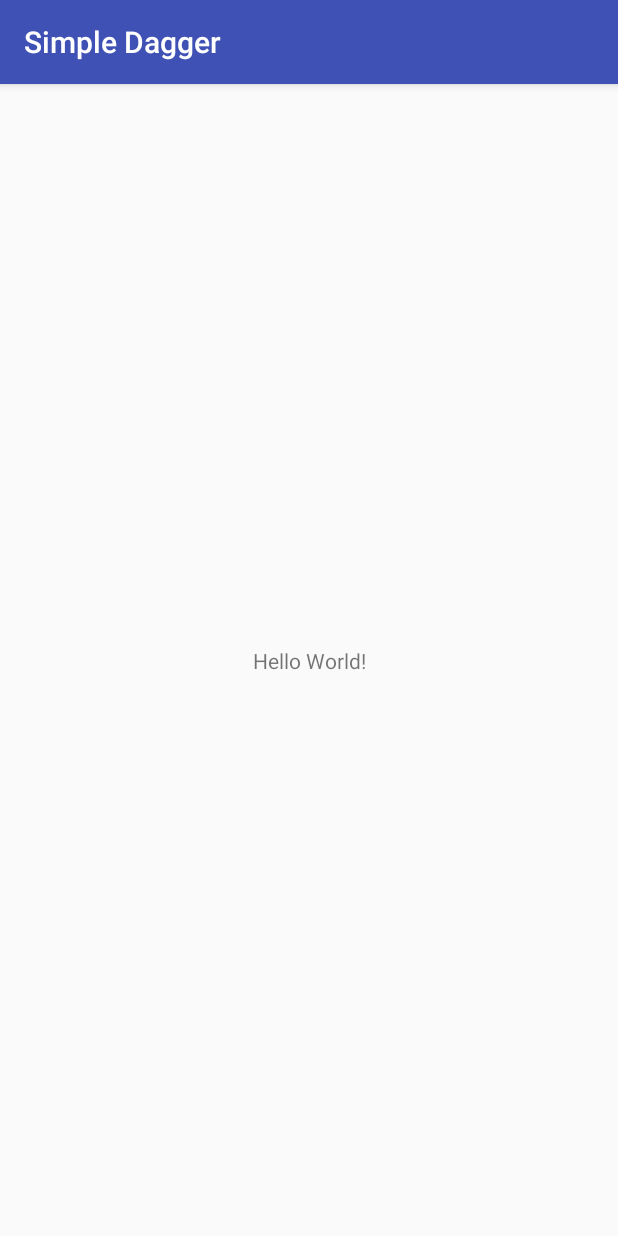
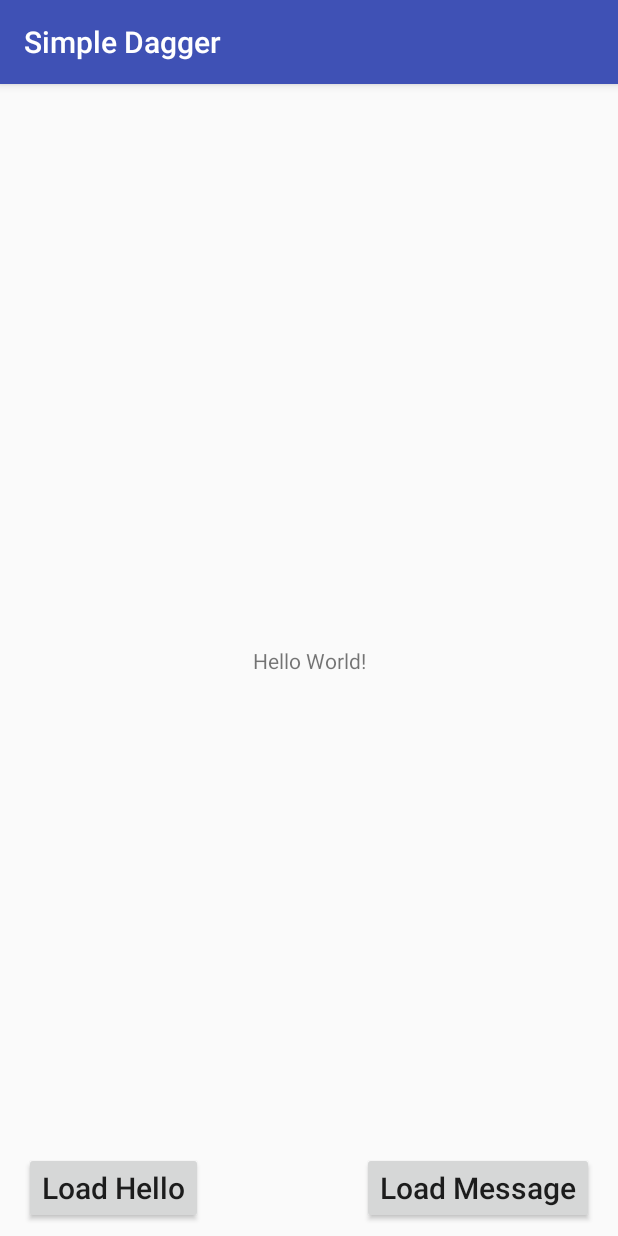
Before and after one commit to ariffork/SimpleDagger, an Android app: the screen it shows after launch (MainActivity), on a phone screen of 412 x 824 dp. Run offline under Robolectric (Android 15) with nearby library versions, the phone set to English and light mode, and no system bars; our stand-ins replace Dagger/Hilt's generated code, RxJava; 1 statement that could not run was skipped.

```diff
--- a/app/src/main/AndroidManifest.xml
+++ b/app/src/main/AndroidManifest.xml
@@ -1,6 +1,8 @@
 <?xml version="1.0" encoding="utf-8"?>
 <manifest xmlns:android="http://schemas.android.com/apk/res/android"
     package="com.ahmadarif.simpledagger">
+
+    <uses-permission android:name="android.permission.INTERNET" />
 
     <application
         android:name=".App"
--- a/app/src/main/kotlin/com/ahmadarif/simpledagger/activity/main/MainActivity.kt
+++ b/app/src/main/kotlin/com/ahmadarif/simpledagger/activity/main/MainActivity.kt
@@ -1,14 +1,85 @@
 package com.ahmadarif.simpledagger.activity.main
 
+import android.app.ProgressDialog
+import android.content.SharedPreferences
+import android.os.Bundle
 import android.support.v7.app.AppCompatActivity
-import android.os.Bundle
+import com.ahmadarif.simpledagger.App
 import com.ahmadarif.simpledagger.R
+import com.ahmadarif.simpledagger.extension.progressDialog
+import com.ahmadarif.simpledagger.model.Response
+import com.ahmadarif.simpledagger.service.ApiService
+import com.gambitechno.sidoi.extension.debug
+import kotlinx.android.synthetic.main.activity_main.*
+import javax.inject.Inject
+import javax.inject.Named
 
-class MainActivity : AppCompatActivity() {
+class MainActivity : AppCompatActivity(), MainActivityView {
+
+    lateinit var presenter: MainActivityPresenter
+
+    @Inject @Named("Authorized")
+    lateinit var api: ApiService
+
+    @Inject
+    lateinit var pref: SharedPreferences
+
+    lateinit var progress: ProgressDialog
 
     override fun onCreate(savedInstanceState: Bundle?) {
         super.onCreate(savedInstanceState)
         setContentView(R.layout.activity_main)
+
+        App.component.inject(this)
+        onAttach()
+    }
+
+    override fun onDestroy() {
+        onDetach()
+        super.onDestroy()
+    }
+
+    override fun onAttach() {
+        presenter = MainActivityPresenter(api, pref)
+        presenter.onAttach(this)
+
+        progress = progressDialog("Loading..")
+
+        btnHello.setOnClickListener {
+            progress.show()
+            presenter.loadHello()
+            debug("Hello clicked!")
+        }
+
+        btnMessage.setOnClickListener {
+            progress.show()
+            presenter.loadMessage()
+            debug("Message clicked!")
+        }
+    }
+
+    override fun onDetach() {
+        presenter.onDetach()
+    }
+
+    override fun onLoadHelloSuccess(data: Response) {
+        progress.cancel()
+        textView.text = data.message
+    }
+
+    override fun onLoadHelloError(data: String) {
+        progress.cancel()
+        textView.text = "Error: $data"
+    }
+
+    override fun onLoadMessageSuccess(data: Response) {
+        progress.cancel()
+        textView.text = data.message
+    }
+
+    override fun onLoadMessageError(data: String) {
+        progress.cancel()
+        textView.text = "Error: $data"
     }
 
 }
--- /dev/null
+++ b/app/src/main/kotlin/com/ahmadarif/simpledagger/activity/main/MainActivityPresenter.kt
@@ -0,0 +1,48 @@
+package com.ahmadarif.simpledagger.activity.main
+
+import android.content.SharedPreferences
+import com.ahmadarif.simpledagger.mvp.Presenter
+import com.ahmadarif.simpledagger.service.ApiService
+import io.reactivex.android.schedulers.AndroidSchedulers
+import io.reactivex.schedulers.Schedulers
+
+/**
+ * Created by ARIF on 13-Jun-17.
+ */
+class MainActivityPresenter(
+        val api: ApiService,
+        val pref: SharedPreferences
+) : Presenter<MainActivityView> {
+
+    var view: MainActivityView? = null
+
+    override fun onAttach(view: MainActivityView) {
+        this.view = view
+    }
+
+    override fun onDetach() {
+        view = null
+    }
+
+    fun loadHello() {
+        api.hello()
+                .subscribeOn(Schedulers.io())
+                .observeOn(AndroidSchedulers.mainThread())
+                .subscribe({
+                    res -> view?.onLoadHelloSuccess(res)
+                }, {
+                    err -> view?.onLoadHelloError(err.localizedMessage)
+                })
+    }
+
+    fun loadMessage() {
+        api.message()
+                .subscribeOn(Schedulers.io())
+                .observeOn(AndroidSchedulers.mainThread())
+                .subscribe({
+                    res -> view?.onLoadMessageSuccess(res)
+                }, {
+                    err -> view?.onLoadMessageError(err.localizedMessage)
+                })
+    }
+}
--- a/app/src/main/kotlin/com/ahmadarif/simpledagger/dagger/module/ApiModule.kt
+++ b/app/src/main/kotlin/com/ahmadarif/simpledagger/dagger/module/ApiModule.kt
@@ -4,6 +4,7 @@ import com.ahmadarif.simpledagger.service.ApiService
 import dagger.Module
 import dagger.Provides
 import retrofit2.Retrofit
+import javax.inject.Named
 import javax.inject.Singleton
 
 /**
@@ -18,4 +19,11 @@ class ApiModule {
         return retrofit.create(ApiService::class.java)
     }
 
+    @Provides
+    @Singleton
+    @Named("Authorized")
+    fun apiServiceAuth(@Named("Authorized") retrofit: Retrofit) : ApiService {
+        return retrofit.create(ApiService::class.java)
+    }
+
 }
--- a/app/src/main/kotlin/com/ahmadarif/simpledagger/dagger/module/NetworkModule.kt
+++ b/app/src/main/kotlin/com/ahmadarif/simpledagger/dagger/module/NetworkModule.kt
@@ -5,11 +5,13 @@ import com.ahmadarif.simpledagger.BuildConfig
 import dagger.Module
 import dagger.Provides
 import okhttp3.Cache
+import okhttp3.Interceptor
 import okhttp3.OkHttpClient
 import okhttp3.logging.HttpLoggingInterceptor
 import retrofit2.Retrofit
 import retrofit2.adapter.rxjava2.RxJava2CallAdapterFactory
 import retrofit2.converter.gson.GsonConverterFactory
+import javax.inject.Named
 import javax.inject.Singleton
 
 /**
@@ -54,4 +56,35 @@ class NetworkModule(val baseUrl: String) {
                 .build()
     }
 
+    @Provides
+    @Singleton
+    @Named("Authorized")
+    fun httpClientAuth(logger: HttpLoggingInterceptor, cache: Cache): OkHttpClient {
+        val builder = OkHttpClient().newBuilder()
+        builder.addInterceptor {
+            chain ->
+            val original = chain.request()
+
+            val requestBuilder = original.newBuilder().header("Authorization", "Bearer tokeninirahasia")
+
+            val request = requestBuilder.build()
+            chain.proceed(request)
+        }
+        builder.addInterceptor(logger)
+        builder.cache(cache)
+        return builder.build()
+    }
+
+    @Provides
+    @Singleton
+    @Named("Authorized")
+    fun retrofitAuth(@Named("Authorized") client: OkHttpClient) : Retrofit {
+        return Retrofit.Builder()
+                .client(client)
+                .baseUrl(baseUrl)
+                .addConverterFactory(GsonConverterFactory.create())
+                .addCallAdapterFactory(RxJava2CallAdapterFactory.create())
+                .build()
+    }
+
 }
--- /dev/null
+++ b/app/src/main/kotlin/com/ahmadarif/simpledagger/extension/View.kt
@@ -0,0 +1,18 @@
+package com.ahmadarif.simpledagger.extension
+
+import android.app.Activity
+import android.app.ProgressDialog
+import com.ahmadarif.simpledagger.R
+
+/**
+ * Created by ARIF on 13-Jun-17.
+ */
+fun Activity.progressDialog(message: String): ProgressDialog {
+    val dialog = ProgressDialog(this)
+    dialog.setProgressStyle(R.style.AlertDialogStyle)
+    dialog.setMessage(message)
+    dialog.isIndeterminate = true
+    dialog.setCanceledOnTouchOutside(false)
+    dialog.cancel()
+    return dialog
+}
--- a/app/src/main/res/layout/activity_main.xml
+++ b/app/src/main/res/layout/activity_main.xml
@@ -7,6 +7,7 @@
     tools:context="com.ahmadarif.simpledagger.activity.main.MainActivity">
 
     <TextView
+        android:id="@+id/textView"
         android:layout_width="wrap_content"
         android:layout_height="wrap_content"
         android:text="Hello World!"
@@ -15,4 +16,34 @@
         app:layout_constraintRight_toRightOf="parent"
         app:layout_constraintTop_toTopOf="parent" />
 
+    <Button
+        android:id="@+id/btnHello"
+        android:text="Load Hello"
+        android:textAllCaps="false"
+        android:layout_width="wrap_content"
+        android:layout_height="wrap_content"
+        android:textSize="20sp"
+        android:layout_marginLeft="8dp"
+        app:layout_constraintLeft_toLeftOf="parent"
+        android:layout_marginRight="8dp"
+        app:layout_constraintRight_toRightOf="parent"
+        app:layout_constraintBottom_toBottomOf="parent"
+        android:layout_marginBottom="8dp"
+        app:layout_constraintHorizontal_bias="0.028" />
+
+    <Button
+        android:id="@+id/btnMessage"
+        android:text="Load Message"
+        android:layout_width="wrap_content"
+        android:layout_height="wrap_content"
+        android:textAllCaps="false"
+        android:textSize="20sp"
+        android:layout_marginRight="8dp"
+        app:layout_constraintRight_toRightOf="parent"
+        android:layout_marginLeft="8dp"
+        app:layout_constraintLeft_toLeftOf="parent"
+        app:layout_constraintBottom_toBottomOf="parent"
+        android:layout_marginBottom="8dp"
+        app:layout_constraintHorizontal_bias="0.966" />
+
 </android.support.constraint.ConstraintLayout>
--- a/app/src/main/res/values/colors.xml
+++ b/app/src/main/res/values/colors.xml
@@ -3,4 +3,7 @@
     <color name="colorPrimary">#3F51B5</color>
     <color name="colorPrimaryDark">#303F9F</color>
     <color name="colorAccent">#FF4081</color>
+    <color name="black">#000000</color>
+    <color name="white">#FFFFFF</color>
+    <color name="greyDialogBox">#80bebebe</color>
 </resources>
--- a/app/src/main/res/values/styles.xml
+++ b/app/src/main/res/values/styles.xml
@@ -5,7 +5,7 @@
         <!-- Customize your theme here. -->
         <item name="colorPrimary">@color/colorPrimary</item>
         <item name="colorPrimaryDark">@color/colorPrimaryDark</item>
-        <item name="colorAccent">@color/colorAccent</item>
+        <item name="colorAccent">@color/colorPrimary</item>
     </style>
 
 </resources>
```
Also changed, not shown: app/src/main/kotlin/com/ahmadarif/simpledagger/extension/Logger.kt (added, +16 -0 lines), app/src/main/kotlin/com/ahmadarif/simpledagger/extension/SharedPreferences.kt (added, +22 -0 lines).
